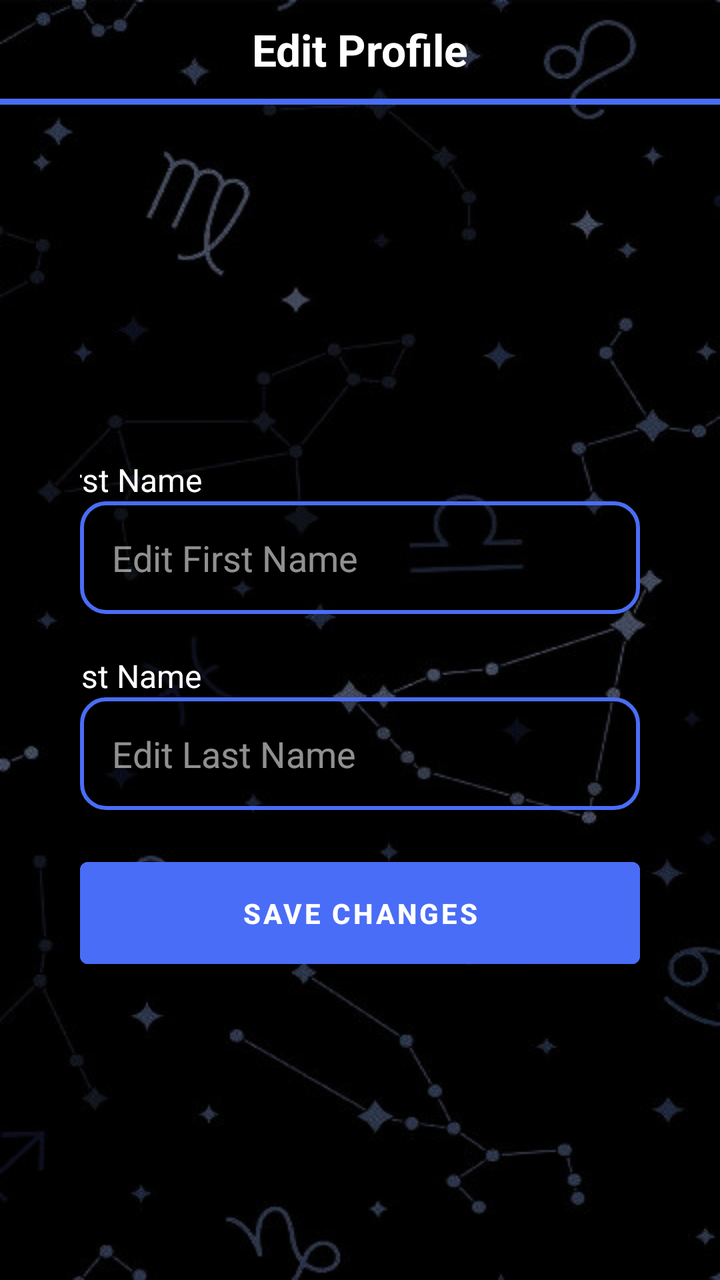
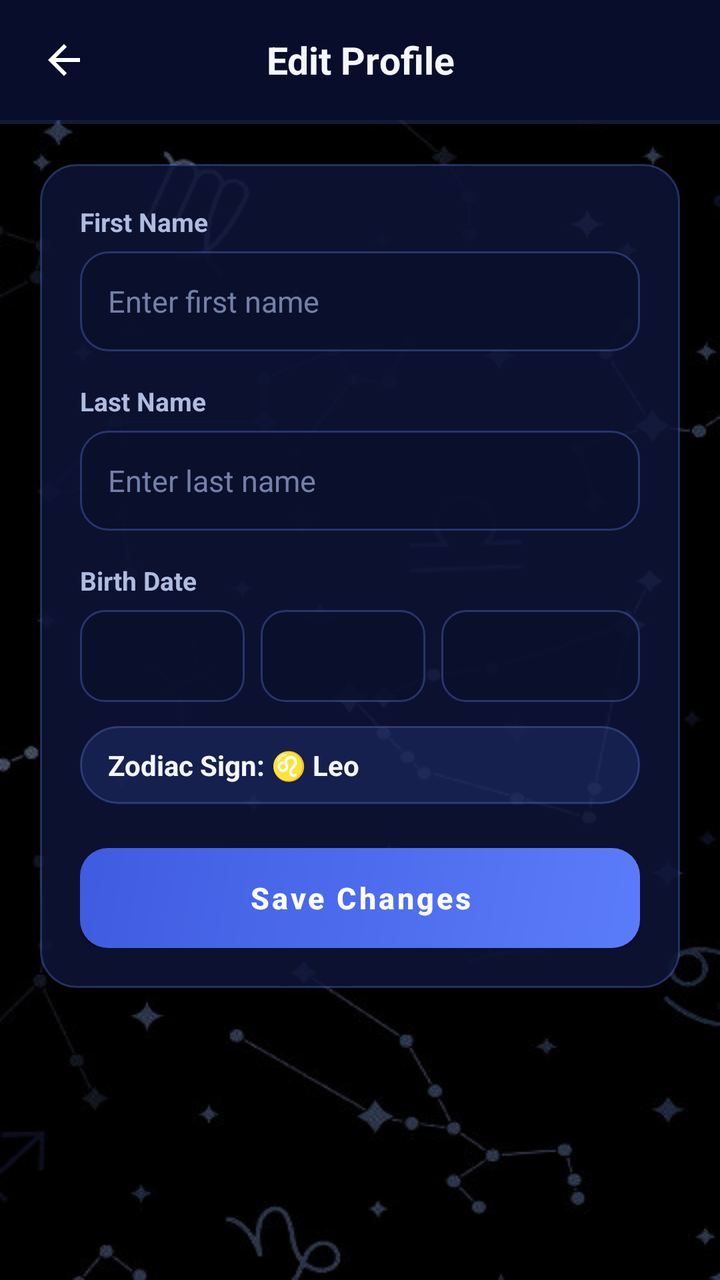

Two renders of the same Android screen: before a commit and after it. Below are the layout's source before the change and the commit's diff.
<!-- AndroidManifest.xml: application theme Theme.ZodiacHue -->
<!-- res/layout/activity_edit_profile_page.xml -->
<LinearLayout xmlns:android="http://schemas.android.com/apk/res/android"
    xmlns:tools="http://schemas.android.com/tools"
    android:layout_width="match_parent"
    android:layout_height="match_parent"
    android:background="@drawable/background"
    android:orientation="vertical"
    android:gravity="center"
    tools:context=".EditProfilePageActivity">

    <LinearLayout
        android:layout_width="match_parent"
        android:layout_height="wrap_content"
        android:orientation="horizontal"
        android:padding="10dp"
        android:gravity="center_vertical">

        <TextView
            android:layout_width="0dp"
            android:layout_height="wrap_content"
            android:layout_weight="1"
            android:gravity="center"
            android:text="@string/edit_profile"
            android:textColor="@color/white"
            android:textSize="22sp"
            android:textStyle="bold"/>
    </LinearLayout>

    <View
        android:layout_width="match_parent"
        android:layout_height="3dp"
        android:background="#4a6df7"
        android:layout_marginBottom="5dp"/>

    <LinearLayout
        android:layout_width="match_parent"
        android:layout_height="0dp"
        android:layout_weight="1"
        android:gravity="center"
        android:orientation="vertical"
        android:paddingHorizontal="40dp">

        <TextView
            android:layout_width="wrap_content"
            android:layout_height="wrap_content"
            android:layout_marginTop="20dp"
            android:layout_marginEnd="118dp"
            android:text="@string/first_name"
            android:textColor="@color/white"
            android:textSize="16sp"/>

        <EditText
            android:id="@+id/edit_firstName"
            android:layout_width="match_parent"
            android:layout_height="wrap_content"
            android:background="@drawable/edittext_background"
            android:hint="@string/edit_first_name"
            android:padding="16dp"
            android:textColor="@color/white"
            android:textColorHint="#90FFFFFF"
            android:autofillHints="edit first name"
            android:inputType="text"/>

        <TextView
            android:layout_width="wrap_content"
            android:layout_height="wrap_content"
            android:layout_marginTop="20dp"
            android:layout_marginEnd="118dp"
            android:text="@string/last_name"
            android:textColor="@color/white"
            android:textSize="16sp"/>

        <EditText
            android:id="@+id/edit_lastName"
            android:layout_width="match_parent"
            android:layout_height="wrap_content"
            android:background="@drawable/edittext_background"
            android:hint="@string/edit_last_name"
            android:padding="16dp"
            android:textColor="@color/white"
            android:textColorHint="#90FFFFFF"
            android:autofillHints="edit last name"
            android:inputType="text"/>

        <Button
            android:id="@+id/btn_saveProfile"
            android:layout_width="match_parent"
            android:layout_height="wrap_content"
            android:layout_marginTop="20dp"
            android:backgroundTint="#4a6df7"
            android:padding="16dp"
            android:text="@string/save_changes"
            android:textColor="@color/white"
            android:textStyle="bold"
            android:clickable="true"
            android:focusable="true" />
    </LinearLayout>
</LinearLayout>
<!-- resources referenced by this layout -->
<resources>
  <!-- drawable edittext_background (drawable) -->
  <?xml version="1.0" encoding="utf-8"?>
  <shape xmlns:android="http://schemas.android.com/apk/res/android" android:shape="rectangle">
      <solid android:color="#33000000" />
      <stroke android:width="2dp" android:color="#4a6df7" />
      <corners android:radius="12dp" />
      <padding android:left="15dp" android:right="15dp" android:top="10dp" android:bottom="10dp" />
  </shape>
  <string name="edit_first_name">Edit First Name</string>
  <string name="edit_last_name">Edit Last Name</string>
  <style name="Theme.ZodiacHue" parent="Theme.MaterialComponents.Light.NoActionBar">
          
          <item name="colorPrimary">@color/purple_500</item>
          <item name="colorPrimaryVariant">@color/purple_700</item>
          <item name="colorOnPrimary">@color/white</item>
          
          <item name="colorSecondary">@color/teal_200</item>
          <item name="colorSecondaryVariant">@color/teal_700</item>
          <item name="colorOnSecondary">@color/black</item>
      </style>
  <color name="purple_500">#FF6200EE</color>
  <color name="purple_700">#FF3700B3</color>
  <color name="teal_200">#FF03DAC5</color>
  <color name="teal_700">#FF018786</color>
  <color name="black">#FF000000</color>
  <!-- unchanged entries left out for length: 6 -->
</resources>

<!-- the commit's change to res/layout/activity_edit_profile_page.xml (unified diff, before → after) -->
@@ -1,97 +1,185 @@
+<?xml version="1.0" encoding="utf-8"?>
 <LinearLayout xmlns:android="http://schemas.android.com/apk/res/android"
     xmlns:tools="http://schemas.android.com/tools"
     android:layout_width="match_parent"
     android:layout_height="match_parent"
     android:background="@drawable/background"
     android:orientation="vertical"
-    android:gravity="center"
     tools:context=".EditProfilePageActivity">
 
+    
     <LinearLayout
         android:layout_width="match_parent"
         android:layout_height="wrap_content"
+        android:background="@color/midnight_blue"
+        android:gravity="center_vertical"
         android:orientation="horizontal"
-        android:padding="10dp"
-        android:gravity="center_vertical">
+        android:paddingHorizontal="12dp"
+        android:paddingVertical="10dp">
+
+        <ImageButton
+            android:id="@+id/btn_back_edit_profile"
+            android:layout_width="40dp"
+            android:layout_height="40dp"
+            android:background="?attr/selectableItemBackgroundBorderless"
+            android:contentDescription="@string/back"
+            android:padding="8dp"
+            android:src="@drawable/ic_back" />
 
         <TextView
             android:layout_width="0dp"
             android:layout_height="wrap_content"
             android:layout_weight="1"
             android:gravity="center"
+            android:paddingEnd="40dp"
             android:text="@string/edit_profile"
-            android:textColor="@color/white"
-            android:textSize="22sp"
-            android:textStyle="bold"/>
+            android:textColor="@color/text_primary"
+            android:textSize="19sp"
+            android:textStyle="bold" />
     </LinearLayout>
 
     <View
         android:layout_width="match_parent"
-        android:layout_height="3dp"
-        android:background="#4a6df7"
-        android:layout_marginBottom="5dp"/>
+        android:layout_height="2dp"
+        android:background="@color/cosmic_divider" />
 
-    <LinearLayout
+    <ScrollView
         android:layout_width="match_parent"
         android:layout_height="0dp"
         android:layout_weight="1"
-        android:gravity="center"
-        android:orientation="vertical"
-        android:paddingHorizontal="40dp">
+        android:fillViewport="true"
+        android:overScrollMode="never">
 
-        <TextView
-            android:layout_width="wrap_content"
-            android:layout_height="wrap_content"
-            android:layout_marginTop="20dp"
-            android:layout_marginEnd="118dp"
-            android:text="@string/first_name"
-            android:textColor="@color/white"
-            android:textSize="16sp"/>
-
-        <EditText
-            android:id="@+id/edit_firstName"
+        <LinearLayout
             android:layout_width="match_parent"
             android:layout_height="wrap_content"
-            android:background="@drawable/edittext_background"
-            android:hint="@string/edit_first_name"
-            android:padding="16dp"
-            android:textColor="@color/white"
-            android:textColorHint="#90FFFFFF"
-            android:autofillHints="edit first name"
-            android:inputType="text"/>
+            android:orientation="vertical"
+            android:padding="20dp">
 
-        <TextView
-            android:layout_width="wrap_content"
-            android:layout_height="wrap_content"
-            android:layout_marginTop="20dp"
-            android:layout_marginEnd="118dp"
-            android:text="@string/last_name"
-            android:textColor="@color/white"
-            android:textSize="16sp"/>
+            <LinearLayout
+                android:layout_width="match_parent"
+                android:layout_height="wrap_content"
+                android:background="@drawable/card_cosmic"
+                android:orientation="vertical"
+                android:padding="20dp">
 
-        <EditText
-            android:id="@+id/edit_lastName"
-            android:layout_width="match_parent"
-            android:layout_height="wrap_content"
-            android:background="@drawable/edittext_background"
-            android:hint="@string/edit_last_name"
-            android:padding="16dp"
-            android:textColor="@color/white"
-            android:textColorHint="#90FFFFFF"
-            android:autofillHints="edit last name"
-            android:inputType="text"/>
+                <TextView
+                    android:layout_width="wrap_content"
+                    android:layout_height="wrap_content"
+                    android:text="@string/first_name"
+                    android:textColor="@color/text_secondary"
+                    android:textSize="13sp"
+                    android:textStyle="bold" />
 
-        <Button
-            android:id="@+id/btn_saveProfile"
-            android:layout_width="match_parent"
-            android:layout_height="wrap_content"
-            android:layout_marginTop="20dp"
-            android:backgroundTint="#4a6df7"
-            android:padding="16dp"
-            android:text="@string/save_changes"
-            android:textColor="@color/white"
-            android:textStyle="bold"
-            android:clickable="true"
-            android:focusable="true" />
-    </LinearLayout>
+                <EditText
+                    android:id="@+id/edit_firstName"
+                    android:layout_width="match_parent"
+                    android:layout_height="50dp"
+                    android:layout_marginTop="6dp"
+                    android:autofillHints="givenName"
+                    android:background="@drawable/input_cosmic"
+                    android:hint="@string/edit_first_name"
+                    android:imeOptions="actionNext"
+                    android:inputType="textCapWords"
+                    android:maxLines="1"
+                    android:paddingHorizontal="14dp"
+                    android:singleLine="true"
+                    android:textColor="@color/text_primary"
+                    android:textColorHint="@color/text_muted"
+                    android:textSize="15sp" />
+
+                <TextView
+                    android:layout_width="wrap_content"
+                    android:layout_height="wrap_content"
+                    android:layout_marginTop="16dp"
+                    android:text="@string/last_name"
+                    android:textColor="@color/text_secondary"
+                    android:textSize="13sp"
+                    android:textStyle="bold" />
+
+                <EditText
+                    android:id="@+id/edit_lastName"
+                    android:layout_width="match_parent"
+                    android:layout_height="50dp"
+                    android:layout_marginTop="6dp"
+                    android:autofillHints="familyName"
+                    android:background="@drawable/input_cosmic"
+                    android:hint="@string/edit_last_name"
+                    android:imeOptions="actionDone"
+                    android:inputType="textCapWords"
+                    android:maxLines="1"
+                    android:paddingHorizontal="14dp"
+                    android:singleLine="true"
+                    android:textColor="@color/text_primary"
+                    android:textColorHint="@color/text_muted"
+                    android:textSize="15sp" />
+
+                <TextView
+                    android:layout_width="wrap_content"
+                    android:layout_height="wrap_content"
+                    android:layout_marginTop="16dp"
+                    android:text="@string/birth_date"
+                    android:textColor="@color/text_secondary"
+                    android:textSize="13sp"
+                    android:textStyle="bold" />
+
+                <LinearLayout
+                    android:layout_width="match_parent"
+                    android:layout_height="wrap_content"
+                    android:layout_marginTop="6dp"
+                    android:orientation="horizontal">
+
+                    <Spinner
+                        android:id="@+id/spinner_edit_month"
+                        android:layout_width="0dp"
+                        android:layout_height="46dp"
+                        android:layout_weight="1.0"
+                        android:background="@drawable/spinner_border" />
+
+                    <Space
+                        android:layout_width="8dp"
+                        android:layout_height="wrap_content" />
+
+                    <Spinner
+                        android:id="@+id/spinner_edit_day"
+                        android:layout_width="0dp"
+                        android:layout_height="46dp"
+                        android:layout_weight="1.0"
+                        android:background="@drawable/spinner_border" />
+
+                    <Space
+                        android:layout_width="8dp"
+                        android:layout_height="wrap_content" />
+
+                    <Spinner
+                        android:id="@+id/spinner_edit_year"
+                        android:layout_width="0dp"
+                        android:layout_height="46dp"
+                        android:layout_weight="1.2"
+                        android:background="@drawable/spinner_border" />
+                </LinearLayout>
+
+                <TextView
+                    android:id="@+id/txt_edit_zodiac_preview"
+                    android:layout_width="match_parent"
+                    android:layout_height="wrap_content"
+                    android:layout_marginTop="12dp"
+                    android:background="@drawable/pill_cosmic"
+                    android:paddingHorizontal="14dp"
+                    android:paddingVertical="10dp"
+                    android:text="Zodiac Sign: ♌ Leo"
+                    android:textColor="@color/text_primary"
+                    android:textSize="14sp"
+                    android:textStyle="bold" />
+
+                <androidx.appcompat.widget.AppCompatButton
+                    android:id="@+id/btn_saveProfile"
+                    style="@style/CosmicPrimaryButton"
+                    android:layout_width="match_parent"
+                    android:layout_height="50dp"
+                    android:layout_marginTop="22dp"
+                    android:text="@string/save_changes" />
+            </LinearLayout>
+        </LinearLayout>
+    </ScrollView>
 </LinearLayout>
<!-- resource entries referenced after the edit -->
@@ -1,30 +1,122 @@
 <!-- resources referenced by this layout -->
 <resources>
-  <!-- drawable edittext_background (drawable) -->
+  <color name="cosmic_divider">#335B7CFA</color>
+  <color name="midnight_blue">#080D2B</color>
+  <color name="text_muted">#7480A8</color>
+  <color name="text_primary">#F5F7FF</color>
+  <color name="text_secondary">#B0BBE0</color>
+  <!-- drawable card_cosmic (drawable) -->
   <?xml version="1.0" encoding="utf-8"?>
-  <shape xmlns:android="http://schemas.android.com/apk/res/android" android:shape="rectangle">
-      <solid android:color="#33000000" />
-      <stroke android:width="2dp" android:color="#4a6df7" />
+  <shape xmlns:android="http://schemas.android.com/apk/res/android"
+      android:shape="rectangle">
+      <solid android:color="@color/cosmic_surface" />
+      <stroke
+          android:width="1dp"
+          android:color="@color/cosmic_stroke" />
+      <corners android:radius="18dp" />
+  </shape>
+  <!-- drawable ic_back (drawable) -->
+  <vector xmlns:android="http://schemas.android.com/apk/res/android"
+      android:width="24dp"
+      android:height="24dp"
+      android:viewportWidth="24"
+      android:viewportHeight="24">
+      <path
+          android:fillColor="#FFFFFF"
+          android:pathData="M20,11H7.83l5.59,-5.59L12,4l-8,8 8,8 1.41,-1.41L7.83,13H20v-2z" />
+  </vector>
+  <!-- drawable input_cosmic (drawable) -->
+  <?xml version="1.0" encoding="utf-8"?>
+  <selector xmlns:android="http://schemas.android.com/apk/res/android">
+      <item android:state_focused="true">
+          <shape android:shape="rectangle">
+              <solid android:color="@color/cosmic_input_bg" />
+              <stroke
+                  android:width="1.5dp"
+                  android:color="@color/indigo_accent" />
+              <corners android:radius="14dp" />
+          </shape>
+      </item>
+      <item>
+          <shape android:shape="rectangle">
+              <solid android:color="@color/cosmic_input_bg" />
+              <stroke
+                  android:width="1dp"
+                  android:color="@color/cosmic_stroke" />
+              <corners android:radius="14dp" />
+          </shape>
+      </item>
+  </selector>
+  <!-- drawable pill_cosmic (drawable) -->
+  <?xml version="1.0" encoding="utf-8"?>
+  <shape xmlns:android="http://schemas.android.com/apk/res/android"
+      android:shape="rectangle">
+      <solid android:color="@color/indigo_glow" />
+      <stroke
+          android:width="1dp"
+          android:color="@color/cosmic_stroke" />
+      <corners android:radius="999dp" />
+  </shape>
+  <!-- drawable spinner_border (drawable) -->
+  <?xml version="1.0" encoding="utf-8"?>
+  <shape xmlns:android="http://schemas.android.com/apk/res/android"
+      android:shape="rectangle">
+      <solid android:color="@color/cosmic_input_bg" />
+      <stroke
+          android:width="1dp"
+          android:color="@color/cosmic_stroke" />
       <corners android:radius="12dp" />
-      <padding android:left="15dp" android:right="15dp" android:top="10dp" android:bottom="10dp" />
   </shape>
-  <string name="edit_first_name">Edit First Name</string>
-  <string name="edit_last_name">Edit Last Name</string>
-  <style name="Theme.ZodiacHue" parent="Theme.MaterialComponents.Light.NoActionBar">
-          
-          <item name="colorPrimary">@color/purple_500</item>
-          <item name="colorPrimaryVariant">@color/purple_700</item>
+  <string name="back">Back</string>
+  <string name="birth_date">Birth Date</string>
+  <string name="edit_first_name">Enter first name</string>
+  <string name="edit_last_name">Enter last name</string>
+  <style name="CosmicPrimaryButton" parent="Widget.MaterialComponents.Button">
+          <item name="android:background">@drawable/btn_primary_bg</item>
+          <item name="backgroundTint">@null</item>
+          <item name="android:textColor">@color/white</item>
+          <item name="android:textAllCaps">false</item>
+          <item name="android:textStyle">bold</item>
+          <item name="android:textSize">15sp</item>
+          <item name="android:minHeight">50dp</item>
+      </style>
+  <style name="Theme.ZodiacHue" parent="Theme.MaterialComponents.NoActionBar">
+          <item name="colorPrimary">@color/indigo_accent</item>
+          <item name="colorPrimaryVariant">@color/indigo_accent_dark</item>
           <item name="colorOnPrimary">@color/white</item>
-          
-          <item name="colorSecondary">@color/teal_200</item>
-          <item name="colorSecondaryVariant">@color/teal_700</item>
-          <item name="colorOnSecondary">@color/black</item>
+          <item name="colorSecondary">@color/indigo_accent</item>
+          <item name="colorSecondaryVariant">@color/indigo_accent_dark</item>
+          <item name="colorOnSecondary">@color/white</item>
+          <item name="colorSurface">@color/cosmic_surface_solid</item>
+          <item name="colorOnSurface">@color/text_primary</item>
+          <item name="android:windowBackground">@color/cosmic_bg_deep</item>
+          <item name="android:statusBarColor">@color/cosmic_bg_deep</item>
+          <item name="android:navigationBarColor">@color/midnight_blue</item>
+          <item name="android:windowLightStatusBar">false</item>
+          <item name="android:textColorHint">@color/text_muted</item>
       </style>
-  <color name="purple_500">#FF6200EE</color>
-  <color name="purple_700">#FF3700B3</color>
-  <color name="teal_200">#FF03DAC5</color>
-  <color name="teal_700">#FF018786</color>
-  <color name="black">#FF000000</color>
+  <color name="cosmic_surface">#D90E1538</color>
+  <color name="cosmic_stroke">#4D6B8AFF</color>
+  <color name="cosmic_input_bg">#CC0A0F2B</color>
+  <color name="indigo_accent">#5B7CFA</color>
+  <color name="indigo_glow">#265B7CFA</color>
+  <!-- drawable btn_primary_bg (drawable) -->
+  <?xml version="1.0" encoding="utf-8"?>
+  <ripple xmlns:android="http://schemas.android.com/apk/res/android"
+      android:color="#40FFFFFF">
+      <item>
+          <shape android:shape="rectangle">
+              <gradient
+                  android:angle="135"
+                  android:startColor="#5B7CFA"
+                  android:endColor="#3F5CE0" />
+              <corners android:radius="14dp" />
+          </shape>
+      </item>
+  </ripple>
+  <color name="indigo_accent_dark">#3F5CE0</color>
+  <color name="cosmic_surface_solid">#121A42</color>
+  <color name="cosmic_bg_deep">#05081A</color>
   <!-- unchanged entries left out for length: 6 -->
 </resources>
 
